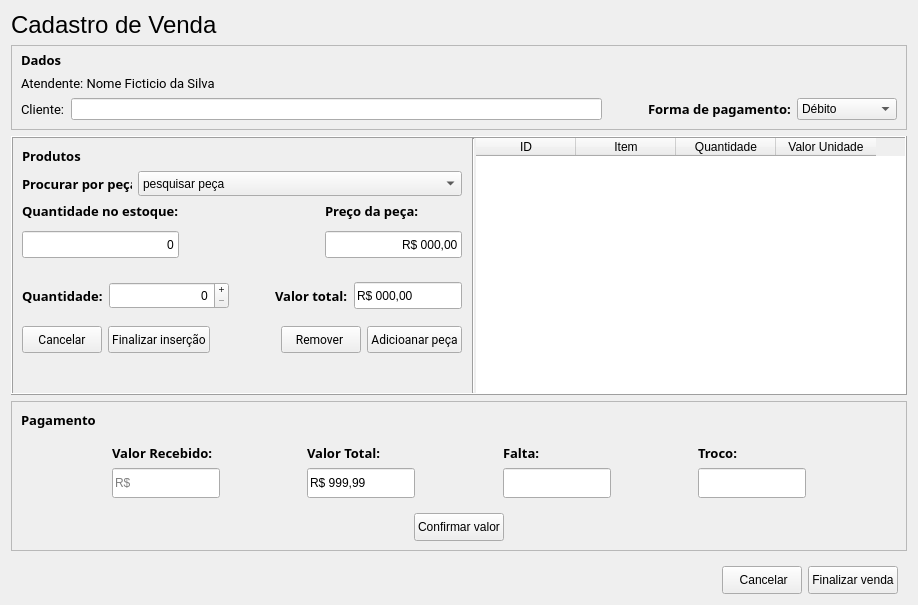
The window that view/sale.ui (PedroGregori/Projeto_Integrador--SENAC_BA-2022) describes before a commit, drawn with Qt 5.
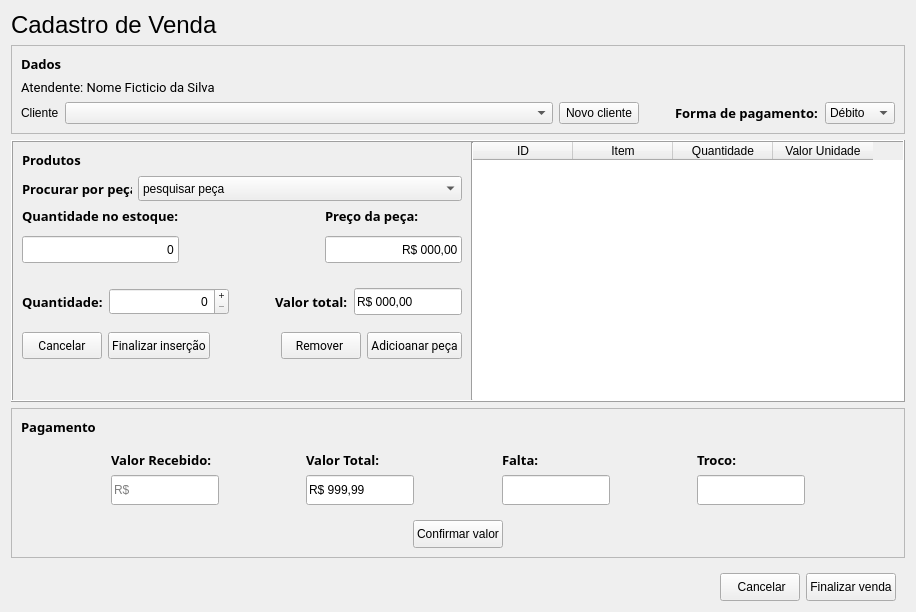
The same window after the commit.

Commit message: added search customer function and others

```diff
--- a/view/sale.ui
+++ b/view/sale.ui
@@ -6,14 +6,14 @@
    <rect>
     <x>0</x>
     <y>0</y>
-    <width>918</width>
-    <height>605</height>
+    <width>916</width>
+    <height>612</height>
    </rect>
   </property>
   <property name="windowTitle">
    <string>Form</string>
   </property>
-  <layout class="QVBoxLayout" name="verticalLayout_11">
+  <layout class="QVBoxLayout" name="verticalLayout_4">
    <item>
     <widget class="QLabel" name="title">
      <property name="font">
@@ -35,10 +35,7 @@
      <property name="frameShadow">
       <enum>QFrame::Raised</enum>
      </property>
-     <layout class="QVBoxLayout" name="verticalLayout_6">
-      <property name="topMargin">
-       <number>5</number>
-      </property>
+     <layout class="QVBoxLayout" name="verticalLayout_3">
       <item>
        <widget class="QLabel" name="label_13">
         <property name="font">
@@ -68,42 +65,59 @@
        </widget>
       </item>
       <item>
-       <widget class="QFrame" name="frame_customer">
-        <layout class="QHBoxLayout" name="horizontalLayout_3">
-         <property name="leftMargin">
-          <number>0</number>
-         </property>
-         <property name="topMargin">
-          <number>0</number>
-         </property>
-         <property name="rightMargin">
-          <number>0</number>
-         </property>
-         <property name="bottomMargin">
-          <number>0</number>
-         </property>
+       <layout class="QHBoxLayout" name="horizontalLayout_2">
          <item>
-          <layout class="QFormLayout" name="formLayout">
+         <layout class="QFormLayout" name="layout_customer">
            <item row="0" column="0">
             <widget class="QLabel" name="customerLabel">
-             <property name="font">
-              <font>
-               <family>Roboto</family>
-               <pointsize>10</pointsize>
-               <weight>50</weight>
-               <bold>false</bold>
-              </font>
-             </property>
              <property name="text">
-              <string>Cliente:</string>
+             <string>Cliente</string>
              </property>
             </widget>
            </item>
            <item row="0" column="1">
-            <widget class="QLineEdit" name="customer"/>
+           <widget class="QComboBox" name="customer">
+            <property name="sizePolicy">
+             <sizepolicy hsizetype="MinimumExpanding" vsizetype="Fixed">
+              <horstretch>0</horstretch>
+              <verstretch>0</verstretch>
+             </sizepolicy>
+            </property>
+            <property name="minimumSize">
+             <size>
+              <width>0</width>
+              <height>0</height>
+             </size>
+            </property>
+           </widget>
            </item>
           </layout>
          </item>
+        <item>
+         <widget class="QPushButton" name="Btn_newCustomer">
+          <property name="text">
+           <string>Novo cliente</string>
+          </property>
+         </widget>
+        </item>
+        <item>
+         <widget class="QFrame" name="frame_form_of_payment">
+          <layout class="QHBoxLayout" name="frame_formOfPayment">
+           <property name="spacing">
+            <number>7</number>
+           </property>
+           <property name="leftMargin">
+            <number>0</number>
+           </property>
+           <property name="topMargin">
+            <number>0</number>
+           </property>
+           <property name="rightMargin">
+            <number>0</number>
+           </property>
+           <property name="bottomMargin">
+            <number>0</number>
+           </property>
          <item>
           <spacer name="horizontalSpacer_3">
            <property name="orientation">
@@ -114,16 +128,14 @@
            </property>
            <property name="sizeHint" stdset="0">
             <size>
-             <width>40</width>
+               <width>30</width>
              <height>20</height>
             </size>
            </property>
           </spacer>
          </item>
          <item>
-          <layout class="QHBoxLayout" name="horizontalLayout_2">
-           <item>
-            <widget class="QLabel" name="label_14">
+            <widget class="QLabel" name="form_of_payment_Label">
              <property name="font">
               <font>
                <family>Segoe UI Semibold</family>
@@ -138,10 +150,10 @@
             </widget>
            </item>
            <item>
-            <widget class="QComboBox" name="comboBox_2">
+            <widget class="QComboBox" name="form_of_payment">
              <property name="minimumSize">
               <size>
-               <width>100</width>
+               <width>0</width>
                <height>0</height>
               </size>
              </property>
@@ -158,15 +170,15 @@
             </widget>
            </item>
           </layout>
-         </item>
-        </layout>
-       </widget>
+         </widget>
+        </item>
+       </layout>
       </item>
      </layout>
     </widget>
    </item>
    <item>
-    <widget class="QFrame" name="frame_productsData">
+    <widget class="QFrame" name="frame_products">
      <property name="frameShape">
       <enum>QFrame::Box</enum>
      </property>
@@ -175,7 +187,7 @@
      </property>
      <layout class="QHBoxLayout" name="horizontalLayout_9">
       <property name="spacing">
-       <number>1</number>
+       <number>0</number>
       </property>
       <property name="leftMargin">
        <number>0</number>
@@ -190,7 +202,13 @@
        <number>0</number>
       </property>
       <item>
-       <widget class="QFrame" name="frame_addProduct">
+       <widget class="QFrame" name="frame_itemsData">
+        <property name="maximumSize">
+         <size>
+          <width>460</width>
+          <height>16777215</height>
+         </size>
+        </property>
         <layout class="QVBoxLayout" name="verticalLayout_10">
          <item>
           <widget class="QLabel" name="label_9">
@@ -355,12 +373,12 @@
              <number>0</number>
             </property>
             <item>
-             <layout class="QVBoxLayout" name="verticalLayout_3">
+             <layout class="QVBoxLayout" name="layout_stockQuantity">
               <property name="spacing">
                <number>11</number>
               </property>
               <item>
-               <widget class="QLabel" name="label_18">
+               <widget class="QLabel" name="stockQuantity_Label">
                 <property name="font">
                  <font>
                   <family>Segoe UI Semibold</family>
@@ -375,7 +393,7 @@
                </widget>
               </item>
               <item>
-               <widget class="QLineEdit" name="lineEdit_3">
+               <widget class="QLineEdit" name="stockQuantity">
                 <property name="minimumSize">
                  <size>
                   <width>0</width>
@@ -417,12 +435,12 @@
              </spacer>
             </item>
             <item>
-             <layout class="QVBoxLayout" name="verticalLayout_4">
+             <layout class="QVBoxLayout" name="layout_productPrice">
               <property name="spacing">
                <number>11</number>
               </property>
               <item>
-               <widget class="QLabel" name="label_19">
+               <widget class="QLabel" name="productPrice_Label">
                 <property name="font">
                  <font>
                   <family>Segoe UI Semibold</family>
@@ -437,7 +455,7 @@
                </widget>
               </item>
               <item>
-               <widget class="QLineEdit" name="lineEdit_4">
+               <widget class="QLineEdit" name="productPrice">
                 <property name="minimumSize">
                  <size>
                   <width>0</width>
@@ -482,7 +500,7 @@
           </spacer>
          </item>
          <item>
-          <widget class="QFrame" name="frame">
+          <widget class="QFrame" name="frame_addProduct">
            <layout class="QVBoxLayout" name="verticalLayout">
             <property name="spacing">
              <number>8</number>
@@ -762,6 +780,33 @@
       </item>
       <item>
        <widget class="Line" name="line">
+        <property name="minimumSize">
+         <size>
+          <width>0</width>
+          <height>0</height>
+         </size>
+        </property>
+        <property name="maximumSize">
+         <size>
+          <width>2</width>
+          <height>16777215</height>
+         </size>
+        </property>
+        <property name="baseSize">
+         <size>
+          <width>1</width>
+          <height>0</height>
+         </size>
+        </property>
+        <property name="frameShadow">
+         <enum>QFrame::Sunken</enum>
+        </property>
+        <property name="lineWidth">
+         <number>1</number>
+        </property>
+        <property name="midLineWidth">
+         <number>0</number>
+        </property>
         <property name="orientation">
          <enum>Qt::Vertical</enum>
         </property>
```
Left out of the diff: 24 changed lines with no effect on the pictures. Lines whose indentation alone changed are shown as unchanged. The commit also changes 21 other files.
